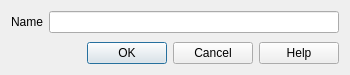
The window that source/interface/dialogs/sw_dialog_group.ui (nathaneltitane/studworx) describes before a commit, drawn with Qt 5.
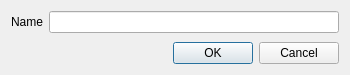
The same window after the commit.

```diff
--- a/source/interface/dialogs/sw_dialog_group.ui
+++ b/source/interface/dialogs/sw_dialog_group.ui
@@ -53,7 +53,7 @@
       <enum>Qt::Horizontal</enum>
      </property>
      <property name="standardButtons">
-      <set>QDialogButtonBox::Cancel|QDialogButtonBox::Help|QDialogButtonBox::Ok</set>
+      <set>QDialogButtonBox::Cancel|QDialogButtonBox::Ok</set>
      </property>
     </widget>
    </item>
```
